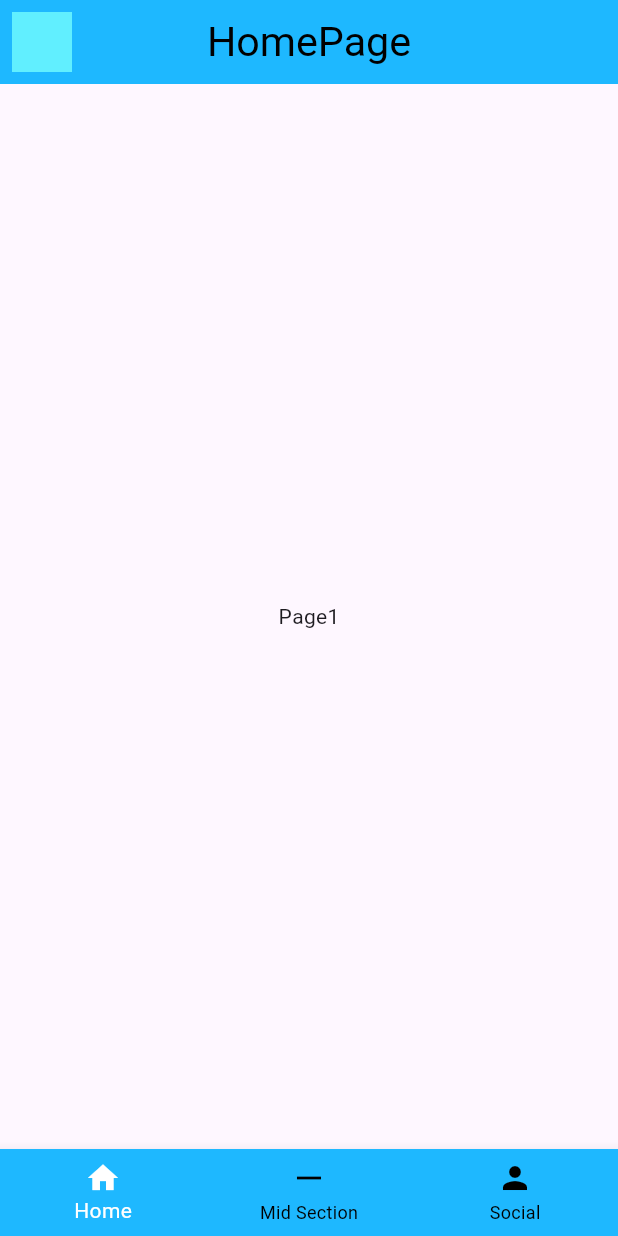
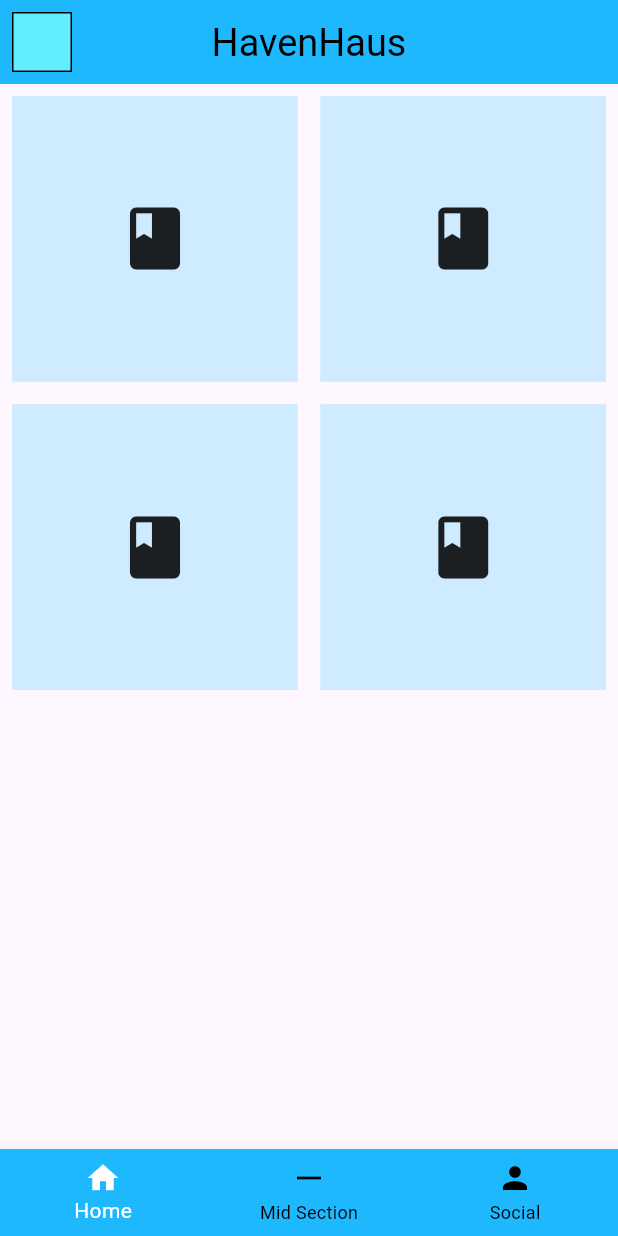
Before and after one commit to Imkelis/HavenHaus, a Flutter app: the screen it shows after launch, on a phone screen of 412 x 824 dp. Run offline on Flutter 3.47's test engine with Material 3 defaults, Android fonts, the phone set to English and light mode, and no system bars.

Commit message:
Renamed the main page to the foundation page. Added icons.

```diff
--- a/lib/main.dart
+++ b/lib/main.dart
@@ -1,5 +1,5 @@
 import 'package:flutter/material.dart';
-import 'package:househaus/pages/home.dart';
+import 'package:househaus/pages/foundation.dart';
 
 void main() {
   runApp(MyApp());
--- a/lib/pages/home.dart
+++ b/lib/pages/foundation.dart
@@ -1,5 +1,6 @@
 import 'package:flutter/material.dart';
 import 'package:househaus/pages/profile.dart';
+import 'package:househaus/pages/mainManagement.dart';
 
 class HomePage extends StatefulWidget {
   const HomePage({super.key});
@@ -13,8 +14,8 @@ class _HomePageState extends State<HomePage> {
 
   //List of pages my app uses / will use.
   final List<Widget> pageList = [
-    Center(child: Text("Page1")),
-    Center(child: Text("Page2")),
+    MainManagement(),
+    Center(child: Text("Mid Section for something")),
     Profile(),
   ];
 
@@ -56,9 +57,9 @@ class _HomePageState extends State<HomePage> {
     return AppBar(
       backgroundColor: const Color.fromARGB(255, 30, 184, 255),
       title: Text(
-        'HomePage',
+        'HavenHaus',
         style: TextStyle(color: Colors.black),
-        textScaler: TextScaler.linear(1.25),
+        textScaler: TextScaler.linear(1.15),
       ),
       centerTitle: true,
 
@@ -71,6 +72,7 @@ class _HomePageState extends State<HomePage> {
         icon: Container(
           decoration: BoxDecoration(
             color: const Color.fromARGB(255, 97, 239, 255),
+            border: Border.all(color: Colors.black),
           ),
         ),
       ),
--- /dev/null
+++ b/lib/pages/mainManagement.dart
@@ -0,0 +1,47 @@
+import 'package:flutter/material.dart';
+import 'profile.dart';
+
+class MainManagement extends StatelessWidget {
+  const MainManagement({super.key});
+
+  @override
+  Widget build(BuildContext context) {
+    //For every page here, a new box will be displayed on the page.
+
+    final List<Widget> pages = [
+      //Remove later. For testing!!!!!!!!!!!!!!!!!!!!!!!!!!!!!!!!!!!!!!!!!!!!!!!!!!!!!!!!!!!!!!!!!!!!!!!!!!!!!!!!
+      const Profile(),
+      const Profile(),
+      const Profile(),
+      const Profile(),
+    ];
+
+    return GridView.builder(
+      padding: const EdgeInsets.all(8),
+      gridDelegate: const SliverGridDelegateWithFixedCrossAxisCount(
+        crossAxisCount: 2,
+        crossAxisSpacing: 15,
+        mainAxisSpacing: 15,
+      ),
+
+      itemCount: pages.length,
+      itemBuilder: (context, index) {
+        //Using a different way to open the pages here. May be useful.
+        //Not sure if I will keep it this way, Ill decide later.
+        return InkWell(
+          onTap: () {
+            Navigator.push(
+              context,
+              MaterialPageRoute(builder: (_) => pages[index]),
+            );
+          },
+
+          child: Container(
+            color: const Color.fromARGB(255, 207, 235, 255),
+            child: const Center(child: Icon(Icons.book, size: 50)),
+          ),
+        );
+      },
+    );
+  }
+}
--- a/lib/pages/profile.dart
+++ b/lib/pages/profile.dart
@@ -6,23 +6,11 @@ class Profile extends StatelessWidget {
   @override
   Widget build(BuildContext context) {
     return Scaffold(
-      // appBar: AppBar(
-      //   backgroundColor: Colors.amber,
-      //   title: Text('Profile Page', style: TextStyle(color: Colors.red)),
-      //   centerTitle: true,
-      //   leading: GestureDetector(
-      //     child: Container(decoration: BoxDecoration(color: Colors.green)),
-      //   ),
-      //   actions: [
-      //     GestureDetector(
-      //       child: Container(
-      //         decoration: BoxDecoration(color: Colors.black),
-      //         width: 50,
-      //         alignment: Alignment.center,
-      //       ),
-      //     ),
-      //   ],
-      // ),
+      body: Center(
+        child: Text(
+          "'Profile' page for now. Everything opens this page since I have no other pages.",
+        ),
+      ),
     );
   }
 }
```
